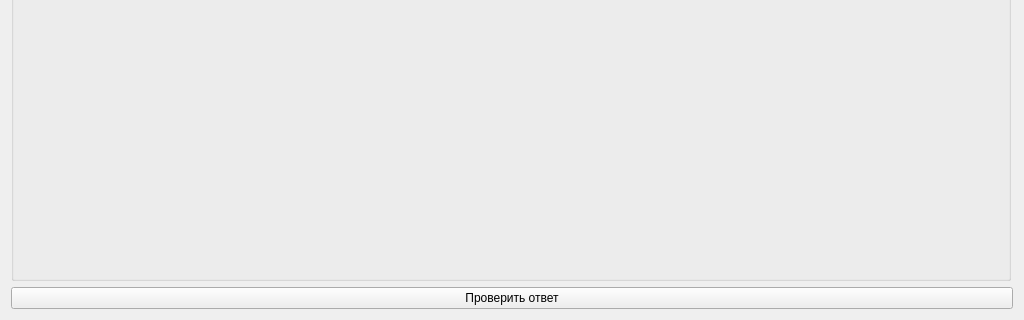
This is mainwindow.ui in YakSid/ExamDiagnosis as Qt 5 draws it before an edit; both pictures show x 0 to 1024 and y 430 to 750 of the 1024 by 750 pixel window. The edited form follows.
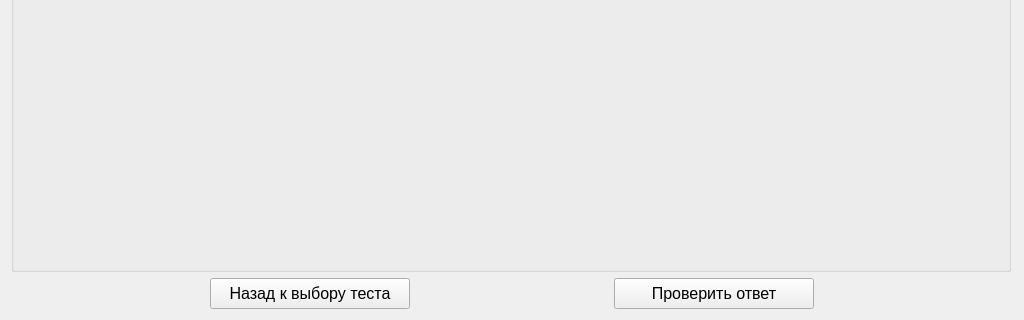
This is the edited form.

Diff of the .ui file:
```diff
--- a/mainwindow.ui
+++ b/mainwindow.ui
@@ -37,13 +37,81 @@
     </item>
     <item>
      <layout class="QHBoxLayout" name="horizontalLayout">
+      <item>
+       <spacer name="horizontalSpacer_2">
+        <property name="orientation">
+         <enum>Qt::Horizontal</enum>
+        </property>
+        <property name="sizeHint" stdset="0">
+         <size>
+          <width>40</width>
+          <height>20</height>
+         </size>
+        </property>
+       </spacer>
+      </item>
+      <item>
+       <widget class="QPushButton" name="pb_back">
+        <property name="minimumSize">
+         <size>
+          <width>200</width>
+          <height>31</height>
+         </size>
+        </property>
+        <property name="font">
+         <font>
+          <pointsize>12</pointsize>
+         </font>
+        </property>
+        <property name="text">
+         <string>Назад к выбору теста</string>
+        </property>
+       </widget>
+      </item>
+      <item>
+       <spacer name="horizontalSpacer">
+        <property name="orientation">
+         <enum>Qt::Horizontal</enum>
+        </property>
+        <property name="sizeHint" stdset="0">
+         <size>
+          <width>40</width>
+          <height>20</height>
+         </size>
+        </property>
+       </spacer>
+      </item>
       <item>
        <widget class="QPushButton" name="pb_checkAnswer">
+        <property name="minimumSize">
+         <size>
+          <width>200</width>
+          <height>31</height>
+         </size>
+        </property>
+        <property name="font">
+         <font>
+          <pointsize>12</pointsize>
+         </font>
+        </property>
         <property name="text">
          <string>Проверить ответ</string>
         </property>
        </widget>
       </item>
+      <item>
+       <spacer name="horizontalSpacer_3">
+        <property name="orientation">
+         <enum>Qt::Horizontal</enum>
+        </property>
+        <property name="sizeHint" stdset="0">
+         <size>
+          <width>40</width>
+          <height>20</height>
+         </size>
+        </property>
+       </spacer>
+      </item>
      </layout>
     </item>
    </layout>
```
